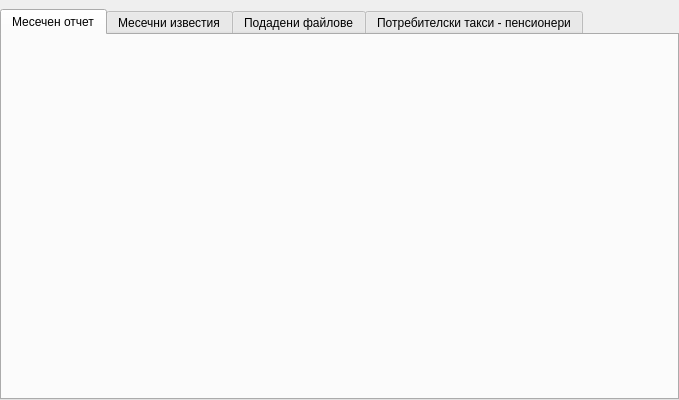
The window that src/View/Widgets/PisDialog.ui (thefinalcutbg/DinoDent) describes before a commit, drawn with Qt 5.
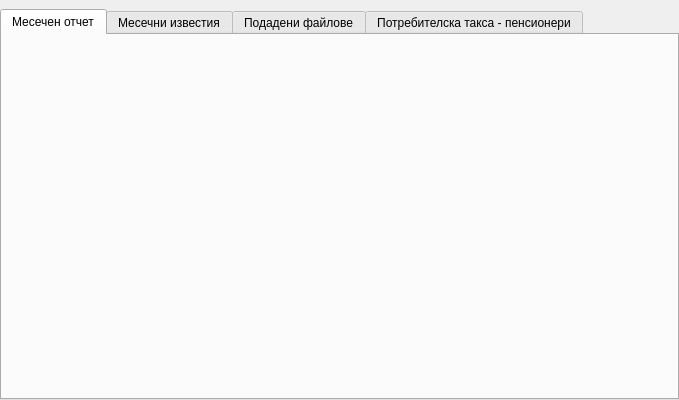
The same window after the commit. Custom widgets are drawn as their Qt base class.

Patch:
```diff
--- a/src/View/Widgets/PisDialog.ui
+++ b/src/View/Widgets/PisDialog.ui
@@ -50,7 +50,7 @@
      </widget>
      <widget class="FiscalReportView" name="tab">
       <attribute name="title">
-       <string>Потребителски такси - пенсионери</string>
+       <string>Потребителскa таксa - пенсионери</string>
       </attribute>
      </widget>
     </widget>
```
